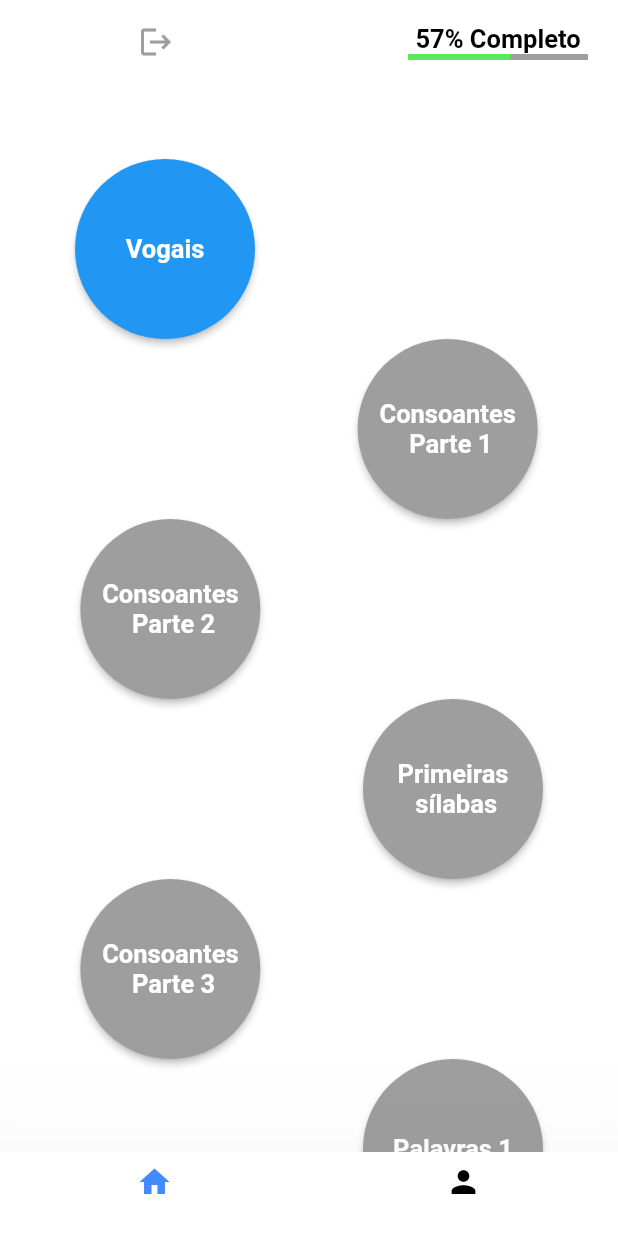
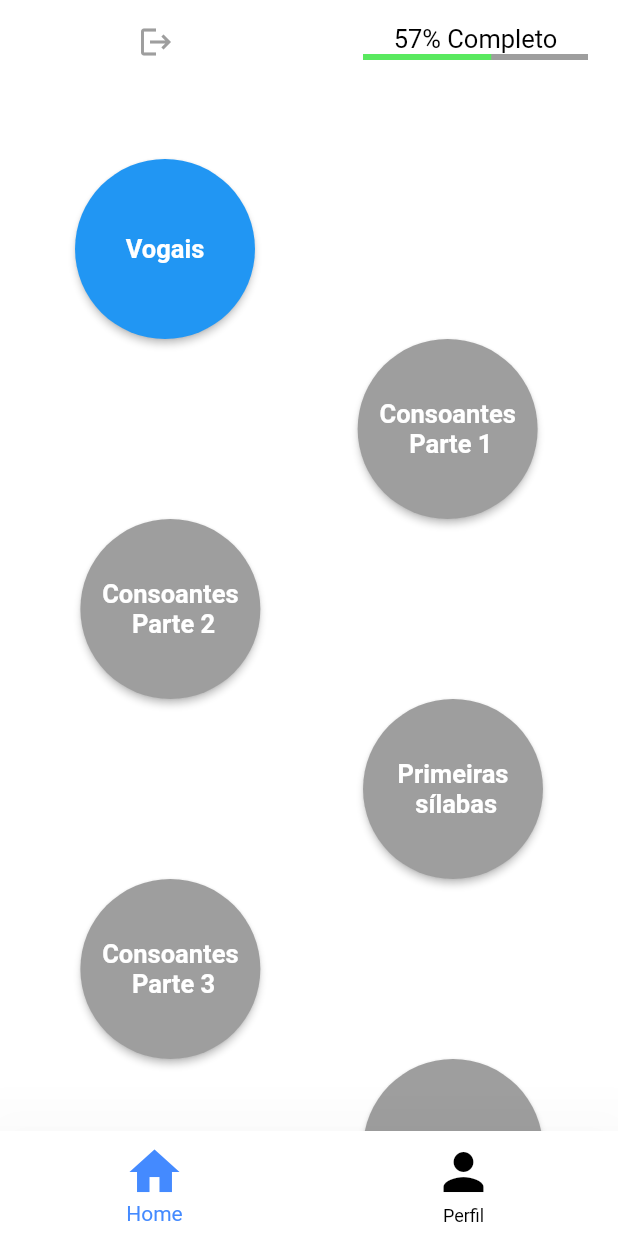
Before and after one commit to Paula-Project/Paula-app, a Flutter app: the HomePage screen opened by its route, on a phone screen of 412 x 824 dp. Run offline on Flutter 3.47's test engine with Material 2 defaults, Android fonts, the phone set to English and light mode, and no system bars; our stand-ins replace audioplayers, get, page_transition; Roboto replaces fonts that are missing (Nunito).

Commit message:
bottom navigation bar adjusments

```diff
--- a/lib/app/views/components/paulaTitle.dart
+++ b/lib/app/views/components/paulaTitle.dart
@@ -7,7 +7,7 @@ class PaulaTitleComponent extends StatelessWidget {
 
   @override
   Widget build(BuildContext context) {
-    return Center(
+    return const Center(
       child: Text("PAULA",
           style: TextStyle(
             color: Colors.white,
--- a/lib/app/views/home_page.dart
+++ b/lib/app/views/home_page.dart
@@ -48,7 +48,7 @@ class _HomePageState extends State<HomePage> {
             Container(
               margin: const EdgeInsets.only(right: 20),
               child: SizedBox(
-                width: 120,
+                width: 150,
                 child: Column(
                   mainAxisAlignment: MainAxisAlignment.center,
                   children: const [
@@ -56,7 +56,7 @@ class _HomePageState extends State<HomePage> {
                         style: TextStyle(
                             color: Colors.black,
                             fontSize: 17,
-                            fontWeight: FontWeight.bold)),
+                            fontWeight: FontWeight.normal)),
                     LinearProgressIndicator(
                       value: 0.57,
                       backgroundColor: Colors.grey,
@@ -97,7 +97,8 @@ class _HomePageState extends State<HomePage> {
       bottomNavigationBar: BottomNavigationBar(
           currentIndex: indexPage,
           backgroundColor: Colors.white,
-          elevation: 100,
+          elevation: 50,
+          iconSize: 40,
           selectedItemColor: Colors.blueAccent,
           unselectedItemColor: Colors.black,
           onTap: (index) {
@@ -112,8 +113,16 @@ class _HomePageState extends State<HomePage> {
             }
           },
           items: const [
-            BottomNavigationBarItem(icon: Icon(Icons.home), label: ""),
-            BottomNavigationBarItem(icon: Icon(Icons.person), label: ""),
+            BottomNavigationBarItem(
+                icon: Icon(
+                  Icons.home,
+                ),
+                label: "Home"),
+            BottomNavigationBarItem(
+                icon: Icon(
+                  Icons.person,
+                ),
+                label: "Perfil"),
           ]),
     );
   }
--- a/lib/app/views/person_data_page.dart
+++ b/lib/app/views/person_data_page.dart
@@ -91,10 +91,7 @@ class PersonData extends StatelessWidget {
                 children: const <Widget>[
                   Text(
                     "Dados Pessoais",
-                    style: TextStyle(
-                      color: Colors.black,
-                      fontSize: 25
-                    ),
+                    style: TextStyle(color: Colors.black, fontSize: 25),
                     textAlign: TextAlign.left,
                   )
                 ],
@@ -112,10 +109,7 @@ class PersonData extends StatelessWidget {
                 children: const <Widget>[
                   Text(
                     "Conquistas",
-                    style: TextStyle(
-                        color: Colors.black,
-                        fontSize: 25
-                    ),
+                    style: TextStyle(color: Colors.black, fontSize: 25),
                     textAlign: TextAlign.left,
                   )
                 ],
@@ -128,6 +122,7 @@ class PersonData extends StatelessWidget {
           currentIndex: 1,
           backgroundColor: Colors.white,
           elevation: 100,
+          iconSize: 40,
           selectedItemColor: Colors.blueAccent,
           unselectedItemColor: Colors.black,
           onTap: (index) {
@@ -142,8 +137,16 @@ class PersonData extends StatelessWidget {
             }
           },
           items: const [
-            BottomNavigationBarItem(icon: Icon(Icons.home), label: ""),
-            BottomNavigationBarItem(icon: Icon(Icons.person), label: ""),
+            BottomNavigationBarItem(
+                icon: Icon(
+                  Icons.home,
+                ),
+                label: "Home"),
+            BottomNavigationBarItem(
+                icon: Icon(
+                  Icons.person,
+                ),
+                label: "Perfil"),
           ]),
     );
   }
```
